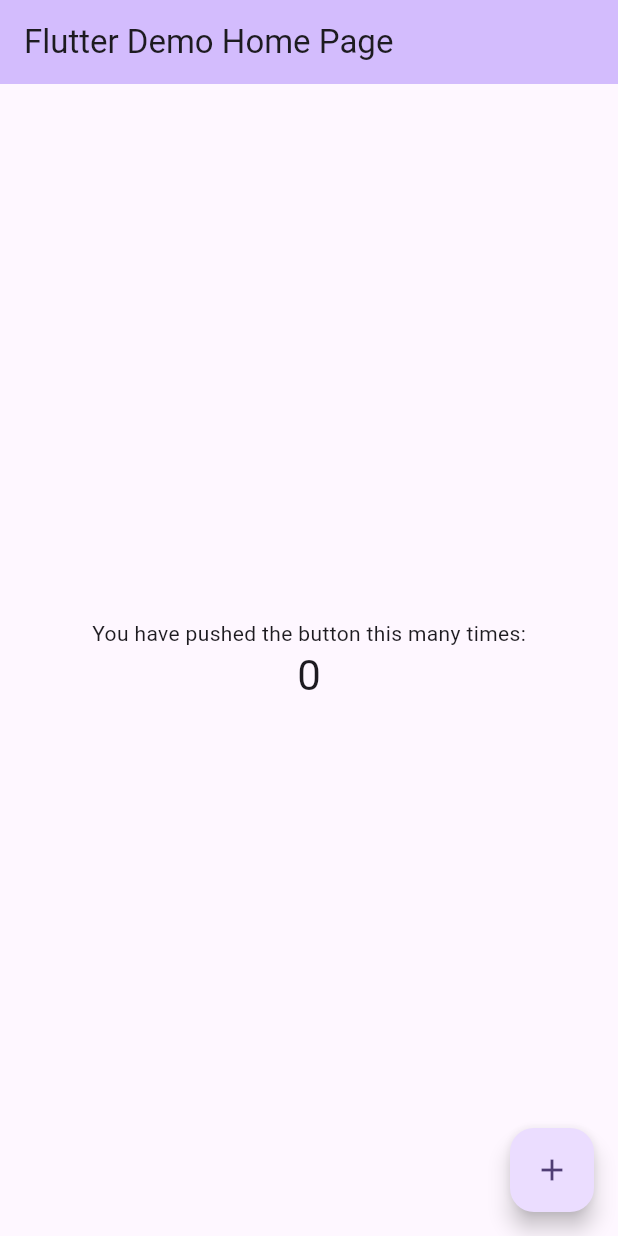
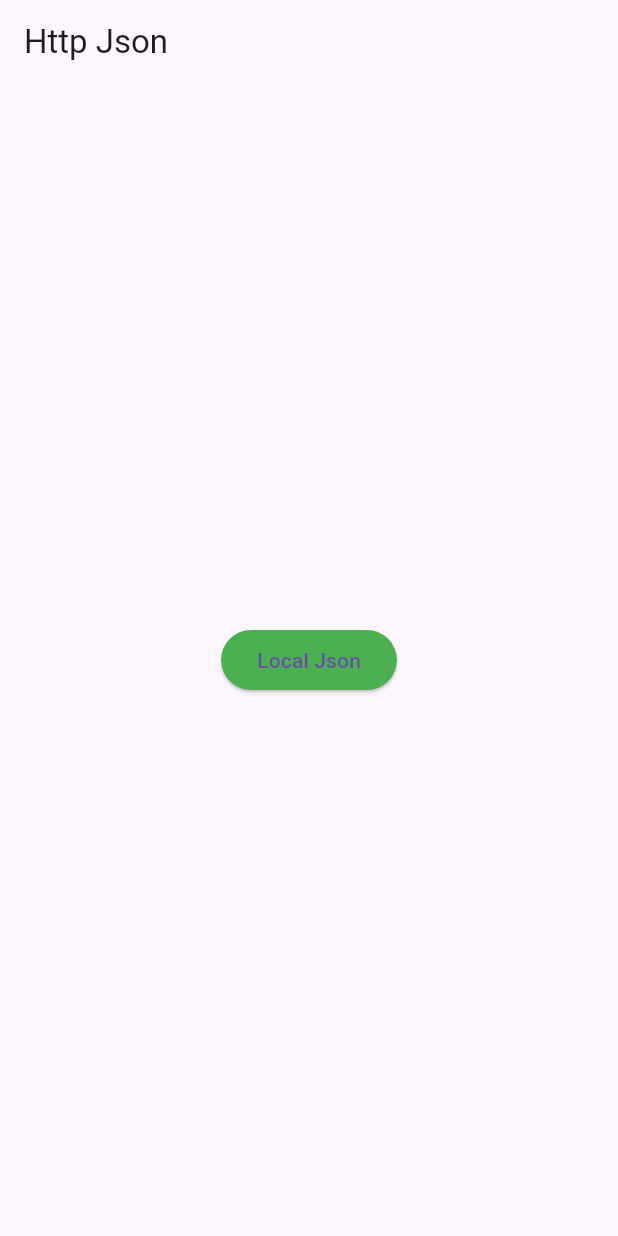
Before and after one commit to sinemsafak/flutter_json_http, a Flutter app: the screen it shows after launch, on a phone screen of 412 x 824 dp. Run offline on Flutter 3.47's test engine with Material 3 defaults, Android fonts, the phone set to English and light mode, and no system bars.

Commit message:
Local JSON sayfasına yönlendirme eklendi
Co-authored-by: Copilot <copilot@github.com>

```diff
--- a/lib/main.dart
+++ b/lib/main.dart
@@ -1,122 +1,50 @@
 import 'package:flutter/material.dart';
+import 'package:flutter_json_http/local_json.dart';
 
 void main() {
   runApp(const MyApp());
 }
 
 class MyApp extends StatelessWidget {
-  const MyApp({super.key});
+  const MyApp({Key? key}) : super(key: key);
 
-  // This widget is the root of your application.
   @override
   Widget build(BuildContext context) {
     return MaterialApp(
       title: 'Flutter Demo',
       theme: ThemeData(
-        // This is the theme of your application.
-        //
-        // TRY THIS: Try running your application with "flutter run". You'll see
-        // the application has a purple toolbar. Then, without quitting the app,
-        // try changing the seedColor in the colorScheme below to Colors.green
-        // and then invoke "hot reload" (save your changes or press the "hot
-        // reload" button in a Flutter-supported IDE, or press "r" if you used
-        // the command line to start the app).
-        //
-        // Notice that the counter didn't reset back to zero; the application
-        // state is not lost during the reload. To reset the state, use hot
-        // restart instead.
-        //
-        // This works for code too, not just values: Most code changes can be
-        // tested with just a hot reload.
-        colorScheme: .fromSeed(seedColor: Colors.deepPurple),
+        primarySwatch: Colors.blue,
       ),
-      home: const MyHomePage(title: 'Flutter Demo Home Page'),
-    );
+      home: const MyHomePage(),
+    ); // MaterialApp
   }
 }
 
-class MyHomePage extends StatefulWidget {
-  const MyHomePage({super.key, required this.title});
-
-  // This widget is the home page of your application. It is stateful, meaning
-  // that it has a State object (defined below) that contains fields that affect
-  // how it looks.
-
-  // This class is the configuration for the state. It holds the values (in this
-  // case the title) provided by the parent (in this case the App widget) and
-  // used by the build method of the State. Fields in a Widget subclass are
-  // always marked "final".
-
-  final String title;
-
-  @override
-  State<MyHomePage> createState() => _MyHomePageState();
-}
-
-class _MyHomePageState extends State<MyHomePage> {
-  int _counter = 0;
-
-  void _incrementCounter() {
-    setState(() {
-      // This call to setState tells the Flutter framework that something has
-      // changed in this State, which causes it to rerun the build method below
-      // so that the display can reflect the updated values. If we changed
-      // _counter without calling setState(), then the build method would not be
-      // called again, and so nothing would appear to happen.
-      _counter++;
-    });
-  }
+class MyHomePage extends StatelessWidget {
+  const MyHomePage({Key? key}) : super(key: key);
 
   @override
   Widget build(BuildContext context) {
-    // This method is rerun every time setState is called, for instance as done
-    // by the _incrementCounter method above.
-    //
-    // The Flutter framework has been optimized to make rerunning build methods
-    // fast, so that you can just rebuild anything that needs updating rather
-    // than having to individually change instances of widgets.
     return Scaffold(
       appBar: AppBar(
-        // TRY THIS: Try changing the color here to a specific color (to
-        // Colors.amber, perhaps?) and trigger a hot reload to see the AppBar
-        // change color while the other colors stay the same.
-        backgroundColor: Theme.of(context).colorScheme.inversePrimary,
-        // Here we take the value from the MyHomePage object that was created by
-        // the App.build method, and use it to set our appbar title.
-        title: Text(widget.title),
-      ),
+        title: const Text('Http Json'),
+      ), // AppBar
       body: Center(
-        // Center is a layout widget. It takes a single child and positions it
-        // in the middle of the parent.
         child: Column(
-          // Column is also a layout widget. It takes a list of children and
-          // arranges them vertically. By default, it sizes itself to fit its
-          // children horizontally, and tries to be as tall as its parent.
-          //
-          // Column has various properties to control how it sizes itself and
-          // how it positions its children. Here we use mainAxisAlignment to
-          // center the children vertically; the main axis here is the vertical
-          // axis because Columns are vertical (the cross axis would be
-          // horizontal).
-          //
-          // TRY THIS: Invoke "debug painting" (choose the "Toggle Debug Paint"
-          // action in the IDE, or press "p" in the console), to see the
-          // wireframe for each widget.
-          mainAxisAlignment: .center,
-          children: [
-            const Text('You have pushed the button this many times:'),
-            Text(
-              '$_counter',
-              style: Theme.of(context).textTheme.headlineMedium,
-            ),
+          mainAxisAlignment: MainAxisAlignment.center,
+          children: <Widget>[
+            ElevatedButton(
+              style: ElevatedButton.styleFrom(backgroundColor: Colors.green),
+              onPressed: () {
+                Navigator.of(context).push(MaterialPageRoute(
+                  builder: (context) => const LocalJson(),
+                )); // MaterialPageRoute
+              },
+              child: const Text('Local Json'),
+            ), // ElevatedButton
           ],
-        ),
-      ),
-      floatingActionButton: FloatingActionButton(
-        onPressed: _incrementCounter,
-        tooltip: 'Increment',
-        child: const Icon(Icons.add),
-      ),
-    );
+        ), // Column
+      ), // Center
+    ); // Scaffold
   }
 }
```
